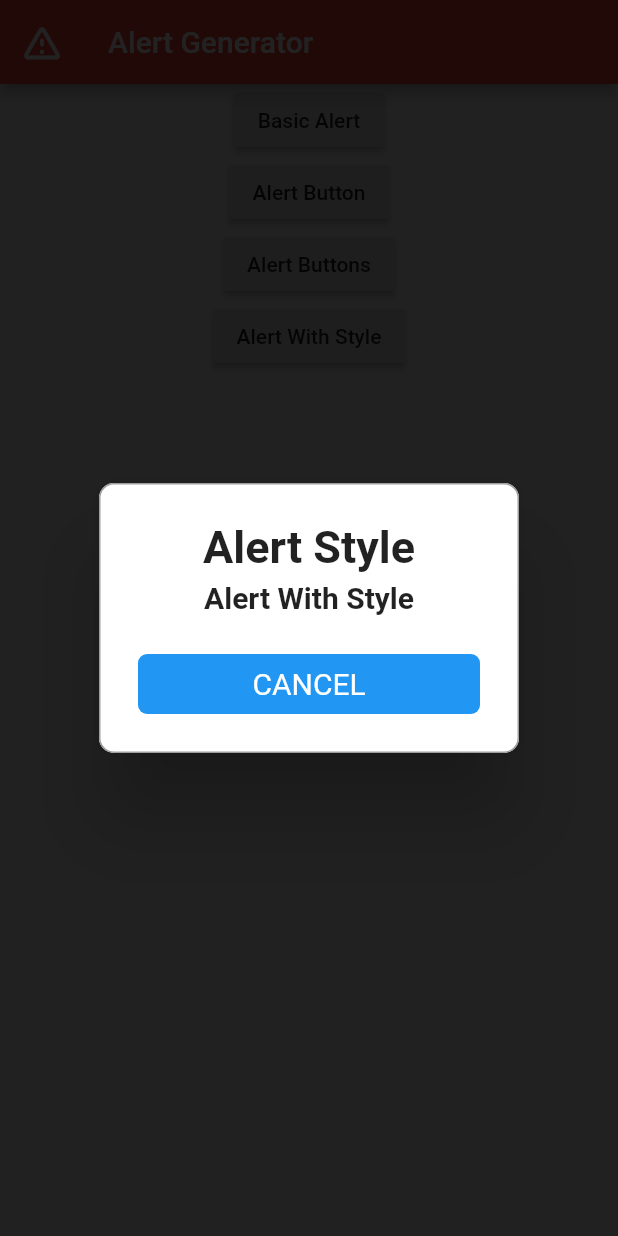
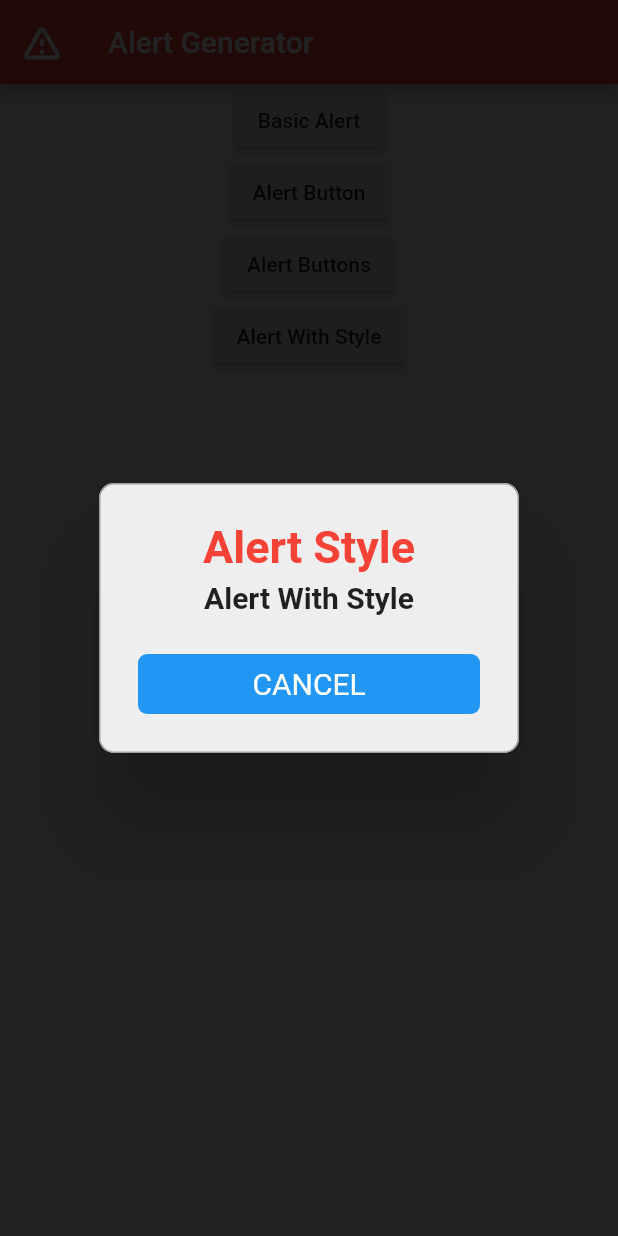
Before and after one commit to harshilgupta-dev/Alert_Generator, a Flutter app: the screen it shows after launch, after a tap on "Alert With Style", on a phone screen of 412 x 824 dp. Run offline on Flutter 3.47's test engine with Material 2 defaults, Android fonts, the phone set to English and light mode, and no system bars; drawn by our look-alikes of rflutter_alert.

Commit message:
change alert background color

```diff
--- a/lib/main.dart
+++ b/lib/main.dart
@@ -138,7 +138,9 @@ AlertStyle alertStyle(){
     ),
     titleStyle: TextStyle(
       fontWeight: FontWeight.bold,
-      fontSize: 30.0
-    )
+      fontSize: 30.0,
+      color: Colors.red
+    ),
+    backgroundColor: Colors.grey[200]
   );
 }
```
